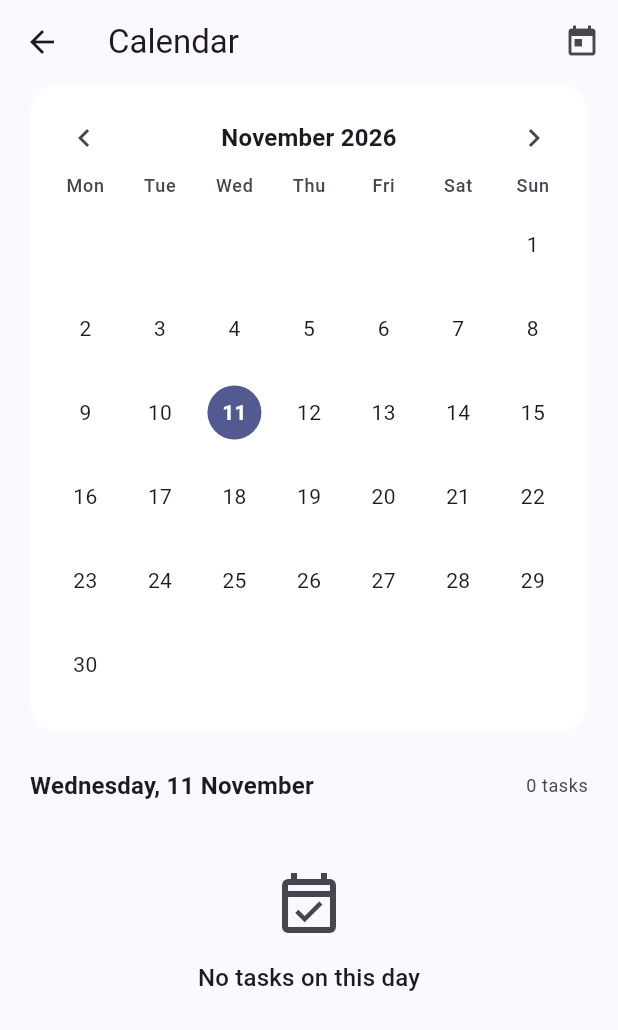
After one commit to Phanuth25/komnotmorng, a Flutter app: the CalendarScreen screen opened directly, on a phone screen of 412 x 824 dp. The commit adds this screen. Shown: the top 1030 px of the screen. Run offline on Flutter 3.47's test engine with Material 3 defaults, Android fonts, the phone set to English and light mode, and no system bars; our stand-ins replace dio, get, shared_preferences; accounts and stored records are empty.

Commit message:
added calender screen

```diff
--- /dev/null
+++ b/lib/views/calender_screen.dart
@@ -0,0 +1,527 @@
+import 'package:flutter/material.dart';
+import 'package:get/get.dart';
+import 'package:intl/intl.dart';
+import 'package:komnotmorng2/core/task_colors.dart';
+import 'package:komnotmorng2/models/schedules/schedules_model.dart';
+import 'package:komnotmorng2/viewmodels/schedules/select_sche_vm.dart';
+
+const _weekdays = ['Mon', 'Tue', 'Wed', 'Thu', 'Fri', 'Sat', 'Sun'];
+
+/// Animation length that becomes 0 when the phone's "reduce motion" is on.
+Duration _motion(BuildContext context, int ms) =>
+    MediaQuery.disableAnimationsOf(context)
+    ? Duration.zero
+    : Duration(milliseconds: ms);
+
+DateTime _dayOnly(DateTime d) => DateTime(d.year, d.month, d.day);
+
+// The API labels wall-clock times as "Z", so read them as local time
+DateTime _wallClock(DateTime d) =>
+    DateTime(d.year, d.month, d.day, d.hour, d.minute);
+
+String _tasks(int n) => '$n ${n == 1 ? 'task' : 'tasks'}';
+
+// ============================================================
+// Screen
+// ============================================================
+
+class CalendarScreen extends StatefulWidget {
+  const CalendarScreen({super.key});
+  @override
+  State<CalendarScreen> createState() => _CalendarScreenState();
+}
+
+class _CalendarScreenState extends State<CalendarScreen> {
+  final vm = Get.find<SelectScheduleVM>();
+
+  // The month on screen (always the 1st) and the chosen day inside it
+  final month = DateTime(DateTime.now().year, DateTime.now().month, 1).obs;
+  final selected = _dayOnly(DateTime.now()).obs;
+
+  // ---------- Data ----------
+
+  /// Tasks of one month, by day number. A task that spans several days
+  /// appears on each of them. Cancelled tasks are hidden.
+  Map<int, List<Schedule>> tasksByDay(DateTime m) {
+    final first = DateTime(m.year, m.month, 1);
+    final last = DateTime(m.year, m.month + 1, 0);
+    final map = <int, List<Schedule>>{};
+
+    for (final s in vm.schedules) {
+      if (s.status == 'cancelled') continue;
+      var day = _dayOnly(s.startAt);
+      final end = _dayOnly(s.endAt);
+      if (day.isBefore(first)) day = first;
+      final stop = end.isAfter(last) ? last : end;
+      while (!day.isAfter(stop)) {
+        (map[day.day] ??= []).add(s);
+        day = DateTime(day.year, day.month, day.day + 1);
+      }
+    }
+    for (final list in map.values) {
+      list.sort((a, b) => a.startAt.compareTo(b.startAt));
+    }
+    return map;
+  }
+
+  // ---------- Actions ----------
+
+  void changeMonth(int step) {
+    final m = DateTime(month.value.year, month.value.month + step, 1);
+    final today = _dayOnly(DateTime.now());
+    month.value = m;
+    // today if it is in this month, otherwise the 1st
+    selected.value = (today.year == m.year && today.month == m.month)
+        ? today
+        : m;
+  }
+
+  void goToday() {
+    final today = _dayOnly(DateTime.now());
+    month.value = DateTime(today.year, today.month, 1);
+    selected.value = today;
+  }
+
+  // ---------- UI ----------
+
+  @override
+  Widget build(BuildContext context) {
+    return Scaffold(
+      appBar: AppBar(
+        title: const Text('Calendar'),
+        backgroundColor: Colors.transparent,
+        scrolledUnderElevation: 0,
+        actions: [
+          IconButton(
+            onPressed: goToday,
+            tooltip: 'Go to today',
+            icon: const Icon(Icons.today),
+          ),
+        ],
+      ),
+      body: Obx(() {
+        final m = month.value;
+        final sel = selected.value;
+        final byDay = tasksByDay(m);
+        final dayTasks = byDay[sel.day] ?? const <Schedule>[];
+        final now = DateTime.now();
+
+        return CustomScrollView(
+          physics: const BouncingScrollPhysics(
+            parent: AlwaysScrollableScrollPhysics(),
+          ),
+          slivers: [
+            SliverPadding(
+              padding: const EdgeInsets.symmetric(horizontal: 20),
+              sliver: SliverToBoxAdapter(child: monthCard(m, byDay, sel)),
+            ),
+            SliverPadding(
+              padding: const EdgeInsets.fromLTRB(20, 24, 20, 12),
+              sliver: SliverToBoxAdapter(
+                child: Row(
+                  children: [
+                    Expanded(
+                      child: Semantics(
+                        header: true,
+                        child: Text(
+                          DateFormat('EEEE, d MMMM').format(sel),
+                          style: Theme.of(context).textTheme.titleMedium
+                              ?.copyWith(fontWeight: FontWeight.w600),
+                        ),
+                      ),
+                    ),
+                    Text(
+                      _tasks(dayTasks.length),
+                      style: Theme.of(context).textTheme.bodySmall?.copyWith(
+                        color: Theme.of(context).colorScheme.onSurfaceVariant,
+                      ),
+                    ),
+                  ],
+                ),
+              ),
+            ),
+            if (dayTasks.isEmpty)
+              const SliverToBoxAdapter(child: _EmptyDay())
+            else
+              SliverPadding(
+                padding: const EdgeInsets.symmetric(horizontal: 20),
+                sliver: SliverList.builder(
+                  itemCount: dayTasks.length,
+                  itemBuilder: (_, i) =>
+                      _DayTaskTile(schedule: dayTasks[i], now: now),
+                ),
+              ),
+            SliverToBoxAdapter(
+              child: SizedBox(height: MediaQuery.paddingOf(context).bottom + 24),
+            ),
+          ],
+        );
+      }),
+    );
+  }
+
+  // Month header, weekday names and the grid of days
+  Widget monthCard(DateTime m, Map<int, List<Schedule>> byDay, DateTime sel) {
+    final scheme = Theme.of(context).colorScheme;
+    final text = Theme.of(context).textTheme;
+    final colors = Theme.of(context).extension<TaskColors>()!;
+    final today = _dayOnly(DateTime.now());
+
+    final lead = DateTime(m.year, m.month, 1).weekday - 1; // Monday first
+    final days = DateTime(m.year, m.month + 1, 0).day;
+    final rows = ((lead + days) / 7).ceil();
+    // taller cells when the phone's text size is large
+    final scale = (MediaQuery.textScalerOf(context).scale(14) / 14)
+        .clamp(1.0, 1.5)
+        .toDouble();
+    final cellHeight = 56 * scale;
+
+    Widget cell(int n) {
+      if (n < 1 || n > days) return SizedBox(height: cellHeight);
+      final d = DateTime(m.year, m.month, n);
+      final tasks = byDay[n] ?? const <Schedule>[];
+      return _DayCell(
+        day: d,
+        height: cellHeight,
+        count: tasks.length,
+        // up to 3 dots: green = completed, blue = not completed yet
+        dots: [
+          for (final s in tasks.take(3))
+            s.status == 'completed' ? colors.done : scheme.primary,
+        ],
+        selected: d == sel,
+        isToday: d == today,
+        onTap: () => selected.value = d,
+      );
+    }
+
+    return Container(
+      padding: const EdgeInsets.all(12),
+      decoration: BoxDecoration(
+        color: scheme.surfaceContainerLowest,
+        borderRadius: BorderRadius.circular(20),
+      ),
+      // swipe left / right to change the month
+      child: GestureDetector(
+        behavior: HitTestBehavior.opaque,
+        onHorizontalDragEnd: (details) {
+          final v = details.primaryVelocity ?? 0;
+          if (v < -300) changeMonth(1);
+          if (v > 300) changeMonth(-1);
+        },
+        child: Column(
+          children: [
+            Row(
+              children: [
+                IconButton(
+                  onPressed: () => changeMonth(-1),
+                  tooltip: 'Previous month',
+                  icon: const Icon(Icons.chevron_left),
+                ),
+                Expanded(
+                  child: Semantics(
+                    header: true,
+                    child: Text(
+                      DateFormat('MMMM yyyy').format(m),
+                      textAlign: TextAlign.center,
+                      style: text.titleMedium?.copyWith(
+                        fontWeight: FontWeight.w600,
+                      ),
+                    ),
+                  ),
+                ),
+                IconButton(
+                  onPressed: () => changeMonth(1),
+                  tooltip: 'Next month',
+                  icon: const Icon(Icons.chevron_right),
+                ),
+              ],
+            ),
+            ExcludeSemantics(
+              child: Row(
+                children: [
+                  for (final w in _weekdays)
+                    Expanded(
+                      child: Center(
+                        child: Text(
+                          w,
+                          style: text.labelMedium?.copyWith(
+                            color: scheme.onSurfaceVariant,
+                          ),
+                        ),
+                      ),
+                    ),
+                ],
+              ),
+            ),
+            const SizedBox(height: 8),
+            AnimatedSwitcher(
+              duration: _motion(context, 200),
+              child: Column(
+                key: ValueKey(m),
+                children: [
+                  for (var r = 0; r < rows; r++)
+                    Row(
+                      children: [
+                        for (var c = 0; c < 7; c++)
+                          Expanded(child: cell(r * 7 + c - lead + 1)),
+                      ],
+                    ),
+                ],
+              ),
+            ),
+          ],
+        ),
+      ),
+    );
+  }
+}
+
+// ============================================================
+// Small widgets
+// ============================================================
+
+class _DayCell extends StatelessWidget {
+  const _DayCell({
+    required this.day,
+    required this.height,
+    required this.count,
+    required this.dots,
+    required this.selected,
+    required this.isToday,
+    required this.onTap,
+  });
+  final DateTime day;
+  final double height;
+  final int count;
+  final List<Color> dots;
+  final bool selected;
+  final bool isToday;
+  final VoidCallback onTap;
+
+  @override
+  Widget build(BuildContext context) {
+    final scheme = Theme.of(context).colorScheme;
+
+    return SizedBox(
+      height: height,
+      child: Semantics(
+        button: true,
+        selected: selected,
+        excludeSemantics: true,
+        label:
+            '${DateFormat('EEEE d MMMM').format(day)}, '
+            '${count == 0 ? 'no tasks' : _tasks(count)}',
+        child: InkWell(
+          onTap: onTap,
+          borderRadius: BorderRadius.circular(16),
+          child: Column(
+            mainAxisAlignment: MainAxisAlignment.center,
+            children: [
+              AnimatedContainer(
+                duration: _motion(context, 150),
+                curve: Curves.easeOut,
+                width: 36,
+                height: 36,
+                alignment: Alignment.center,
+                decoration: BoxDecoration(
+                  shape: BoxShape.circle,
+                  color: selected ? scheme.primary : Colors.transparent,
+                  // today gets a ring when it is not the selected day
+                  border: isToday && !selected
+                      ? Border.all(color: scheme.primary, width: 1.5)
+                      : null,
+                ),
+                child: FittedBox(
+                  child: Text(
+                    '${day.day}',
+                    style: TextStyle(
+                      color: selected ? scheme.onPrimary : scheme.onSurface,
+                      fontWeight: isToday ? FontWeight.w700 : FontWeight.w400,
+                    ),
+                  ),
+                ),
+              ),
+              const SizedBox(height: 4),
+              SizedBox(
+                height: 6,
+                child: Row(
+                  mainAxisSize: MainAxisSize.min,
+                  children: [
+                    for (final c in dots)
+                      Container(
+                        width: 5,
+                        height: 5,
+                        margin: const EdgeInsets.symmetric(horizontal: 1.5),
+                        decoration: BoxDecoration(
+                          color: c,
+                          shape: BoxShape.circle,
+                        ),
+                      ),
+                  ],
+                ),
+              ),
+            ],
+          ),
+        ),
+      ),
+    );
+  }
+}
+
+class _EmptyDay extends StatelessWidget {
+  const _EmptyDay();
+
+  @override
+  Widget build(BuildContext context) {
+    final scheme = Theme.of(context).colorScheme;
+
+    return Padding(
+      padding: const EdgeInsets.symmetric(vertical: 32),
+      child: Column(
+        children: [
+          Icon(
+            Icons.event_available_outlined,
+            size: 48,
+            color: scheme.onSurfaceVariant,
+          ),
+          const SizedBox(height: 12),
+          Text(
+            'No tasks on this day',
+            style: Theme.of(context).textTheme.titleMedium,
+          ),
+        ],
+      ),
+    );
+  }
+}
+
+class _DayTaskTile extends StatelessWidget {
+  const _DayTaskTile({required this.schedule, required this.now});
+  final Schedule schedule;
+  final DateTime now;
+
+  @override
+  Widget build(BuildContext context) {
+    final scheme = Theme.of(context).colorScheme;
+    final text = Theme.of(context).textTheme;
+    final colors = Theme.of(context).extension<TaskColors>()!;
+
+    final s = schedule;
+    final done = s.status == 'completed';
+    final started = !now.isBefore(_wallClock(s.startAt));
+    final ended = !now.isBefore(_wallClock(s.endAt));
+
+    // same rules as the home screen
+    final Color bar;
+    final String status;
+    if (done) {
+      bar = colors.done;
+      status = 'Completed';
+    } else if (!started) {
+      bar = colors.todo;
+      status = 'To do';
+    } else if (!ended) {
+      bar = colors.doing;
+      status = 'In progress';
+    } else {
+      bar = colors.todo;
+      status = 'Missed';
+    }
+
+    final fmt = DateFormat('h:mm a');
+    final time = '${fmt.format(s.startAt)} – ${fmt.format(s.endAt)}';
+
+    return Padding(
+      padding: const EdgeInsets.only(bottom: 12),
+      child: Container(
+        padding: const EdgeInsets.all(16),
+        decoration: BoxDecoration(
+          color: scheme.surfaceContainerLowest,
+          borderRadius: BorderRadius.circular(20),
+        ),
+        child: Row(
+          children: [
+            Expanded(
+              // the bar color alone says nothing to a screen reader
+              child: Semantics(
+                label: 'Status: $status',
+                child: Container(
+                  padding: const EdgeInsets.only(left: 12),
+                  decoration: BoxDecoration(
+                    border: Border(left: BorderSide(color: bar, width: 4)),
+                  ),
+                  child: Column(
+                    crossAxisAlignment: CrossAxisAlignment.start,
+                    children: [
+                      Text(
+                        s.title,
+                        maxLines: 2,
+                        overflow: TextOverflow.ellipsis,
+                        style: text.bodyLarge?.copyWith(
+                          fontWeight: FontWeight.w500,
+                        ),
+                      ),
+                      Text(
+                        '${s.categoryName} · $time',
+                        maxLines: 1,
+                        overflow: TextOverflow.ellipsis,
+                        style: text.bodySmall?.copyWith(
+                          color: scheme.onSurfaceVariant,
+                        ),
+                      ),
+                    ],
+                  ),
+                ),
+              ),
+            ),
+            const SizedBox(width: 8),
+            _PriorityPill(priority: s.priority),
+            if (done)
+              Padding(
+                padding: const EdgeInsets.only(left: 8),
+                child: ExcludeSemantics(
+                  child: Icon(Icons.check_circle, color: scheme.primary),
+                ),
+              ),
+          ],
+        ),
+      ),
+    );
+  }
+}
+
+/// Small label like "High".
+class _PriorityPill extends StatelessWidget {
+  const _PriorityPill({required this.priority});
+  final String priority;
+
+  @override
+  Widget build(BuildContext context) {
+    if (priority.isEmpty) return const SizedBox.shrink();
+
+    final scheme = Theme.of(context).colorScheme;
+    final p = priority.toLowerCase();
+    final color = p == 'high'
+        ? scheme.error
+        : p == 'medium'
+        ? scheme.tertiary
+        : scheme.onSurfaceVariant;
+    final label = priority[0].toUpperCase() + priority.substring(1);
+
+    return Container(
+      padding: const EdgeInsets.symmetric(horizontal: 8, vertical: 2),
+      decoration: BoxDecoration(
+        color: color.withValues(alpha: 0.15),
+        borderRadius: BorderRadius.circular(10),
+      ),
+      child: Text(
+        label,
+        style: Theme.of(context).textTheme.labelSmall?.copyWith(
+          fontWeight: FontWeight.w500,
+          color: color,
+        ),
+      ),
+    );
+  }
+}
```
Also changed, not shown: lib/core/theme_controller.dart (added, +22 -0 lines), lib/data/local_storage.dart (+13 -0 lines), lib/views/home_screen.dart (+81 -12 lines).
